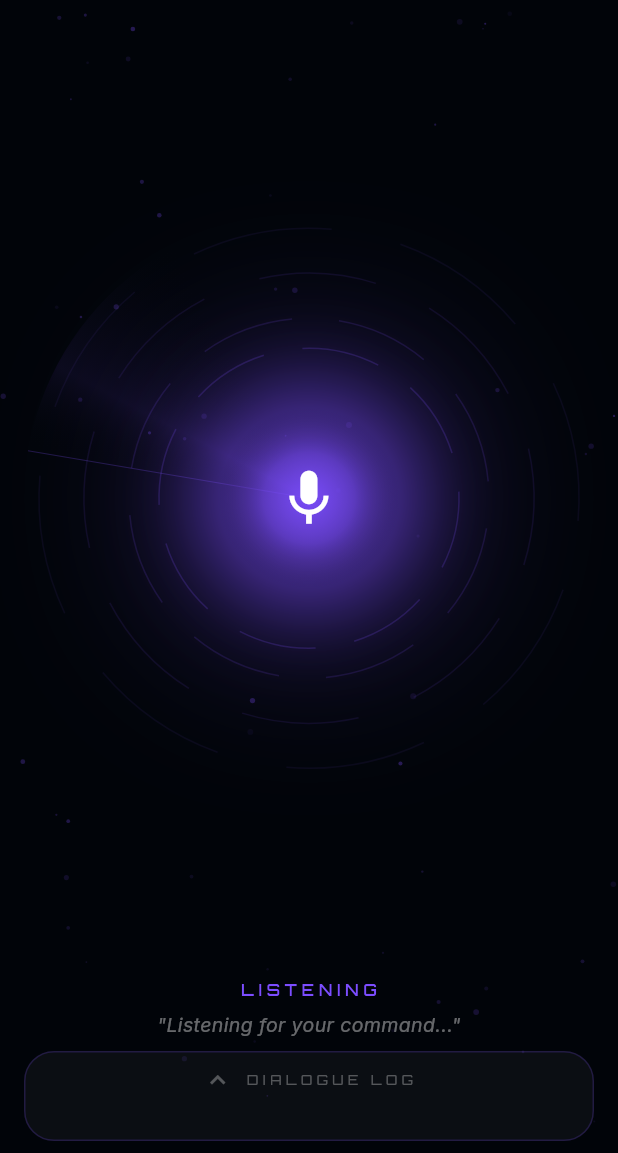
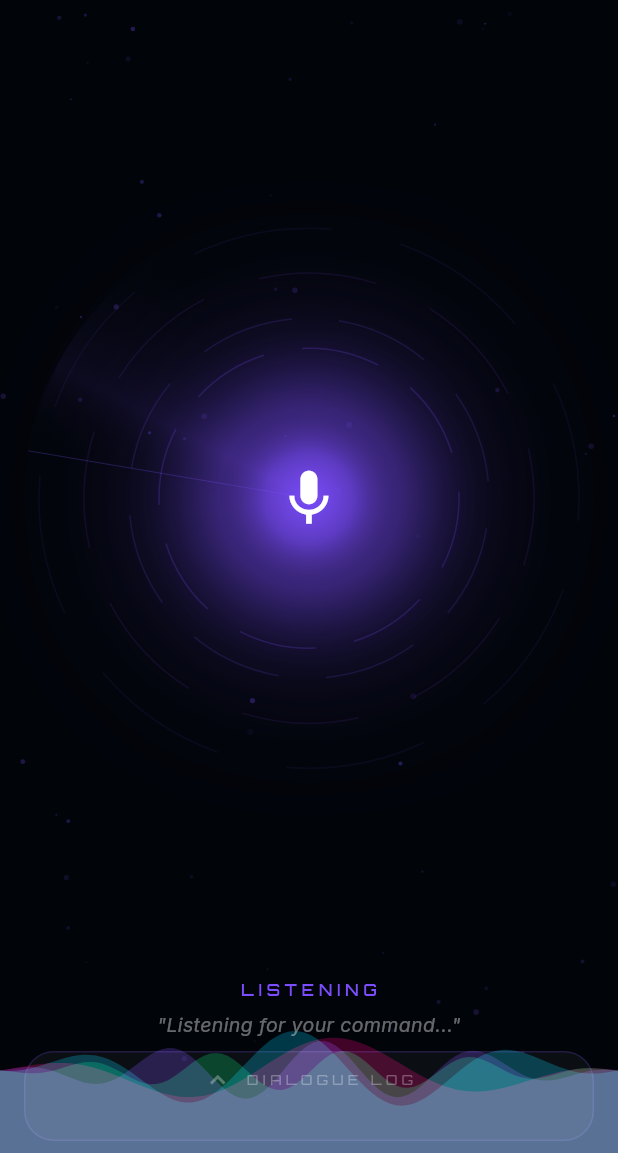
Before and after one commit to BawanthaBeliwaththa/Meka, a Flutter app: the HomeScreen screen opened directly, after a tap on the "graphic eq" icon, on a phone screen of 412 x 824 dp, the part 83-1236 px from its top. Run offline on Flutter 3.47's test engine with Material 3 defaults, Android fonts, the phone set to English and light mode, and no system bars; our stand-ins replace flutter_tts, google_fonts, permission_handler, shared_preferences, speech_to_text, wakelock_plus; missing offline and left inert: record; accounts and stored records are empty.

Commit message:
feat: Siri-style soundwave, locked-bypass screen wake, Sinhala + en-LK locale support, female voice tuning, and optimized trigger transition

```diff
--- a/lib/screens/home_screen.dart
+++ b/lib/screens/home_screen.dart
@@ -56,7 +56,7 @@ class _HomeScreenState extends State<HomeScreen> with TickerProviderStateMixin {
       if (!mounted) return;
       setState(() => _state = s);
       if (s == WakeWordState.listening) {
-        _waveCtrl.repeat(reverse: true);
+        _waveCtrl.repeat();
       } else {
         _waveCtrl.stop();
         _waveCtrl.reset();
@@ -163,6 +163,24 @@ class _HomeScreenState extends State<HomeScreen> with TickerProviderStateMixin {
               ],
             ),
           ),
+
+          // Siri-style overlay at bottom
+          if (_state == WakeWordState.listening)
+            Positioned(
+              left: 0,
+              right: 0,
+              bottom: 0,
+              height: 110,
+              child: IgnorePointer(
+                child: AnimatedBuilder(
+                  animation: _waveCtrl,
+                  builder: (_, __) => CustomPaint(
+                    size: const Size(double.infinity, 110),
+                    painter: _SiriWavePainter(_waveCtrl.value, _primaryColor),
+                  ),
+                ),
+              ),
+            ),
         ],
       ),
     );
@@ -550,3 +568,49 @@ class _RingsPainter extends CustomPainter {
   @override
   bool shouldRepaint(_RingsPainter old) => old.t != t || old.color != color;
 }
+
+class _SiriWavePainter extends CustomPainter {
+  final double animationValue;
+  final Color color;
+  _SiriWavePainter(this.animationValue, this.color);
+
+  @override
+  void paint(Canvas canvas, Size size) {
+    final paint = Paint()..style = PaintingStyle.fill;
+    final centerY = size.height / 2;
+    final width = size.width;
+
+    final waves = [
+      (0.6, 2.8, 0.5, const Color(0xFF00D4FF)),
+      (0.45, 4.0, 0.8, const Color(0xFF7C4DFF)),
+      (0.5, 2.0, -0.4, const Color(0xFFFF007F)),
+      (0.3, 4.8, 1.3, const Color(0xFF00E676)),
+    ];
+
+    for (final (amp, freq, speed, wColor) in waves) {
+      final path = Path();
+      path.moveTo(0, centerY);
+
+      final phase = animationValue * 2 * pi * speed;
+      for (double x = 0; x <= width; x += 4) {
+        final double envelope = sin((x / width) * pi);
+        final double y = centerY +
+            sin(x * (freq / width) * 2 * pi + phase) *
+                (size.height * 0.40 * amp) *
+                envelope;
+        path.lineTo(x, y);
+      }
+
+      path.lineTo(width, size.height);
+      path.lineTo(0, size.height);
+      path.close();
+
+      paint.color = wColor.withOpacity(0.25);
+      paint.blendMode = BlendMode.screen;
+      canvas.drawPath(path, paint);
+    }
+  }
+
+  @override
+  bool shouldRepaint(_SiriWavePainter old) => old.animationValue != animationValue;
+}
--- a/lib/services/tts_service.dart
+++ b/lib/services/tts_service.dart
@@ -9,22 +9,43 @@ class TtsService {
   final FlutterTts _tts = FlutterTts();
   bool _initialized = false;
 
-  Future<void> _init() async {
-    if (_initialized) return;
-    await _tts.setLanguage('en-US');
-    await _tts.setSpeechRate(0.52);
+  Future<void> _init(String text) async {
+    // Detect if text contains Sinhala Unicode characters (range 0D80 to 0DFF)
+    final bool isSinhala = RegExp(r'[\u0D80-\u0DFF]').hasMatch(text);
+
+    if (isSinhala) {
+      await _tts.setLanguage('si-LK');
+    } else {
+      // Try Sri Lankan English (en-LK) first, default to English US
+      await _tts.setLanguage('en-LK');
+    }
+
+    await _tts.setSpeechRate(0.50);
     await _tts.setVolume(1.0);
-    await _tts.setPitch(1.0);
+    await _tts.setPitch(1.08); // slightly elevated pitch for a clearer female tone
 
-    // Try to pick a natural-sounding voice
+    // Try to pick a natural-sounding female voice for the chosen locale
     final voices = await _tts.getVoices;
     if (voices != null) {
       final voiceList = List<Map>.from(voices);
+      final String currentLocale = isSinhala ? 'si-lk' : 'en-lk';
+
       final preferred = voiceList.firstWhere(
-        (v) => (v['name'] as String).toLowerCase().contains('female') ||
-               (v['name'] as String).toLowerCase().contains('samantha') ||
-               (v['name'] as String).toLowerCase().contains('karen'),
-        orElse: () => voiceList.isNotEmpty ? voiceList.first : {},
+        (v) {
+          final name = (v['name'] as String).toLowerCase();
+          final locale = (v['locale'] as String).toLowerCase();
+          final matchLocale = locale.contains(currentLocale);
+          // Look for female voice identifiers in the speech engine configuration
+          final matchFemale = name.contains('female') || name.contains('zari') || name.contains('samantha') || name.contains('local') || name.contains('network');
+          return matchLocale && matchFemale;
+        },
+        orElse: () => voiceList.firstWhere(
+          (v) => (v['locale'] as String).toLowerCase().contains(currentLocale),
+          orElse: () => voiceList.firstWhere(
+            (v) => (v['name'] as String).toLowerCase().contains('female'),
+            orElse: () => voiceList.isNotEmpty ? voiceList.first : {},
+          ),
+        ),
       );
       if (preferred.isNotEmpty) {
         await _tts.setVoice({'name': preferred['name'], 'locale': preferred['locale']});
@@ -34,7 +55,7 @@ class TtsService {
   }
 
   Future<void> speak(String text) async {
-    await _init();
+    await _init(text);
     await _tts.stop();
     await _tts.speak(text);
   }
--- a/lib/services/wake_word_service.dart
+++ b/lib/services/wake_word_service.dart
@@ -40,6 +40,7 @@ class WakeWordService {
 
   static const List<String> _wakeWords = [
     'hey meka', 'hi meka', 'ok meka', 'okay meka', 'meka',
+    'හේ මේකා', 'හයි මේකා', 'මේකා', 'මෙක්කා', 'හේ මෙකා', 'හේමේකා'
   ];
 
   Future<void> start() async {
@@ -106,6 +107,9 @@ class WakeWordService {
 
     try {
       _isSpeechListening = true;
+      final systemLocale = await _speech.systemLocale();
+      final locale = systemLocale?.localeId ?? 'en_US';
+
       await _speech.listen(
         onResult: (result) {
           final words = result.recognizedWords.toLowerCase();
@@ -113,12 +117,12 @@ class WakeWordService {
             _transcriptCtrl.add(words);
           }
           if (_wakeWords.any((w) => words.contains(w))) {
-            _speech.stop().then((_) => _processCommand());
+            _speech.cancel().then((_) => _processCommand());
           }
         },
         listenFor: const Duration(seconds: 10),
         pauseFor: const Duration(seconds: 3),
-        localeId: 'en_US',
+        localeId: locale,
         listenMode: stt.ListenMode.confirmation,
         cancelOnError: false,
       );
```
Also changed, not shown: 1 other file.
